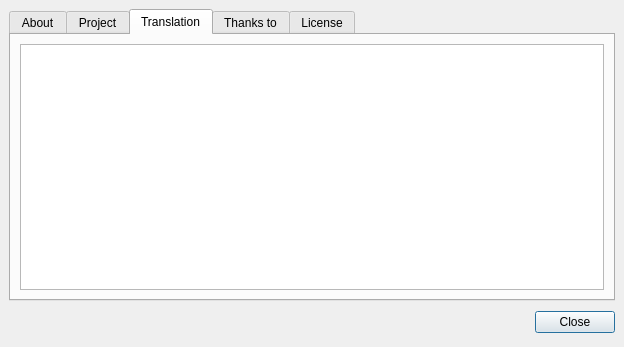
This is src/gui/qt/aboutpokerth.ui in pokerth/pokerth as Qt 5 draws it before an edit. The edited form follows.
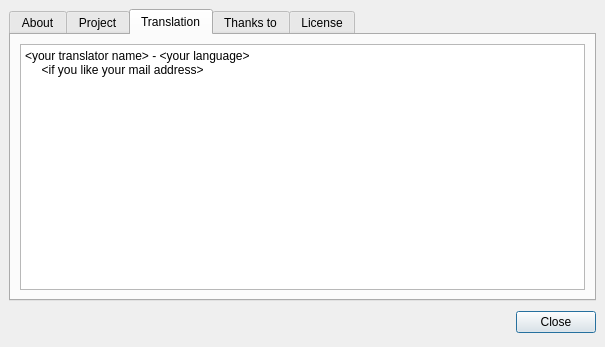
This is the edited form. The open tabs and pages were chosen to show the change. Icons and pictures are not drawn.

```diff
--- a/src/gui/qt/aboutpokerth.ui
+++ b/src/gui/qt/aboutpokerth.ui
@@ -6,7 +6,7 @@
    <rect>
     <x>0</x>
     <y>0</y>
-    <width>624</width>
+    <width>605</width>
     <height>347</height>
    </rect>
   </property>
@@ -146,6 +146,13 @@
        </property>
        <item row="0" column="0" >
         <widget class="QTextBrowser" name="textBrowser_4" >
+         <property name="html" >
+          <string>&lt;html>&lt;head>&lt;meta name="qrichtext" content="1" />&lt;style type="text/css">
+p, li { white-space: pre-wrap; }
+&lt;/style>&lt;/head>&lt;body style=" font-family:'Nimbus Sans L'; font-size:9pt; font-weight:400; font-style:normal; text-decoration:none;">
+&lt;p style=" margin-top:0px; margin-bottom:0px; margin-left:0px; margin-right:0px; -qt-block-indent:0; text-indent:0px;">&amp;lt;your translator name&amp;gt; - &amp;lt;your language&amp;gt;&lt;/p>
+&lt;p style=" margin-top:0px; margin-bottom:0px; margin-left:0px; margin-right:0px; -qt-block-indent:0; text-indent:0px;">     &amp;lt;if you like your mail address&amp;gt;&lt;/p>&lt;/body>&lt;/html></string>
+         </property>
          <property name="openExternalLinks" >
           <bool>true</bool>
          </property>
```
Left out of the diff: 5 changed lines with no effect on the pictures.
